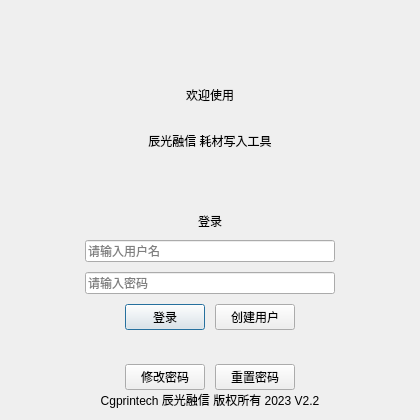
The window that logindialog.ui (yslinux86/supplywriter_factory) describes before a commit, drawn with Qt 5.
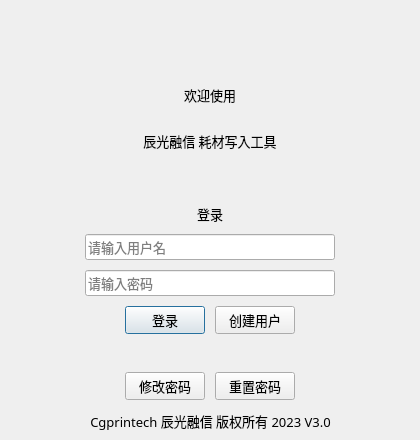
The same window after the commit.

```diff
--- a/logindialog.ui
+++ b/logindialog.ui
@@ -7,21 +7,27 @@
     <x>0</x>
     <y>0</y>
     <width>420</width>
-    <height>420</height>
+    <height>440</height>
    </rect>
   </property>
   <property name="minimumSize">
    <size>
     <width>420</width>
-    <height>420</height>
+    <height>440</height>
    </size>
   </property>
   <property name="maximumSize">
    <size>
     <width>420</width>
-    <height>420</height>
+    <height>440</height>
    </size>
   </property>
+  <property name="font">
+   <font>
+    <family>微软雅黑</family>
+    <pointsize>10</pointsize>
+   </font>
+  </property>
   <property name="windowTitle">
    <string>登录</string>
   </property>
@@ -76,9 +82,15 @@
      <x>10</x>
      <y>160</y>
      <width>400</width>
-     <height>230</height>
+     <height>240</height>
     </rect>
    </property>
+   <property name="font">
+    <font>
+     <family>微软雅黑</family>
+     <pointsize>10</pointsize>
+    </font>
+   </property>
    <property name="currentIndex">
     <number>0</number>
    </property>
@@ -89,7 +101,7 @@
        <x>30</x>
        <y>0</y>
        <width>340</width>
-       <height>230</height>
+       <height>240</height>
       </rect>
      </property>
      <layout class="QVBoxLayout" name="verticalLayout">
@@ -127,6 +139,12 @@
       </item>
       <item>
        <widget class="QLineEdit" name="UserName">
+        <property name="font">
+         <font>
+          <family>微软雅黑</family>
+          <pointsize>10</pointsize>
+         </font>
+        </property>
         <property name="placeholderText">
          <string>请输入用户名</string>
         </property>
@@ -134,6 +152,12 @@
       </item>
       <item>
        <widget class="QLineEdit" name="Password">
+        <property name="font">
+         <font>
+          <family>微软雅黑</family>
+          <pointsize>10</pointsize>
+         </font>
+        </property>
         <property name="placeholderText">
          <string>请输入密码</string>
         </property>
@@ -188,6 +212,12 @@
       </item>
       <item>
        <widget class="QLabel" name="LoginState">
+        <property name="font">
+         <font>
+          <family>微软雅黑</family>
+          <pointsize>10</pointsize>
+         </font>
+        </property>
         <property name="text">
          <string/>
         </property>
@@ -769,22 +799,48 @@
    <property name="geometry">
     <rect>
      <x>40</x>
-     <y>390</y>
+     <y>410</y>
      <width>340</width>
-     <height>20</height>
+     <height>22</height>
     </rect>
    </property>
    <layout class="QHBoxLayout" name="horizontalLayout_7">
+    <item>
+     <spacer name="horizontalSpacer_13">
+      <property name="orientation">
+       <enum>Qt::Horizontal</enum>
+      </property>
+      <property name="sizeHint" stdset="0">
+       <size>
+        <width>40</width>
+        <height>20</height>
+       </size>
+      </property>
+     </spacer>
+    </item>
     <item>
      <widget class="QLabel" name="footinfo">
       <property name="text">
-       <string>Cgprintech 辰光融信 版权所有 2023 V2.2</string>
+       <string>Cgprintech 辰光融信 版权所有 2023 V3.0</string>
       </property>
       <property name="alignment">
        <set>Qt::AlignCenter</set>
       </property>
      </widget>
     </item>
+    <item>
+     <spacer name="horizontalSpacer_14">
+      <property name="orientation">
+       <enum>Qt::Horizontal</enum>
+      </property>
+      <property name="sizeHint" stdset="0">
+       <size>
+        <width>40</width>
+        <height>20</height>
+       </size>
+      </property>
+     </spacer>
+    </item>
    </layout>
   </widget>
  </widget>
```
Left out of the diff: 8 changed lines with no effect on the pictures.
